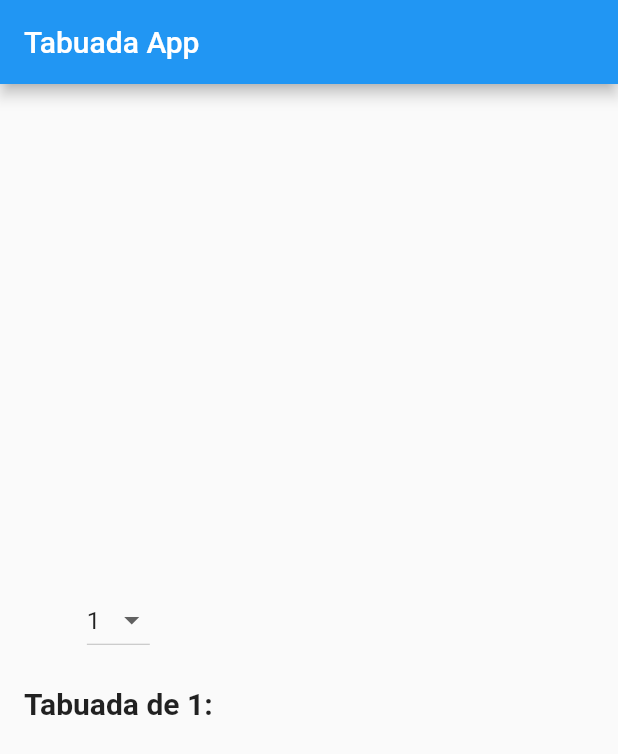
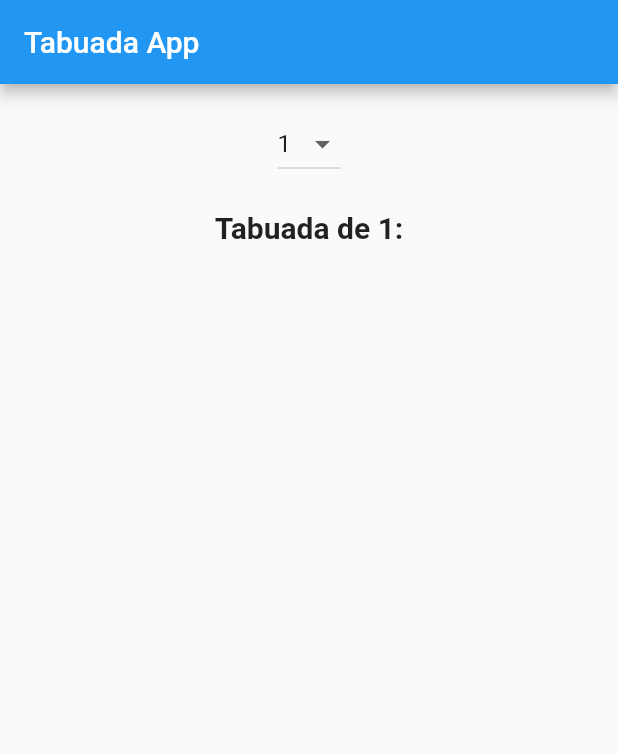
Before and after one commit to CristianoPam/tabuada_insted2023, a Flutter app: the screen it shows after launch, on a phone screen of 412 x 824 dp. Shown: the top 754 px of the screen. Run offline on Flutter 3.47's test engine with Material 2 defaults, Android fonts, the phone set to English and light mode, and no system bars.

Commit message:
sala06102023

```diff
--- a/lib/screens/homepage.dart
+++ b/lib/screens/homepage.dart
@@ -1,5 +1,4 @@
 import 'package:flutter/material.dart';
-
 
 class HomePage extends StatelessWidget {
   const HomePage({super.key});
@@ -37,10 +36,12 @@
 
   @override
   Widget build(BuildContext context) {
-    return Padding(
+    return Center(
+      child: Padding(
         padding: const EdgeInsets.all(16.0),
         child: Column(
-        mainAxisAlignment: MainAxisAlignment.center,
+          // mainAxisAlignment: MainAxisAlignment.center,
+          // crossAxisAlignment: CrossAxisAlignment.start,
           children: <Widget>[
             DropdownButton<int>(
               value: selectedNumber,
@@ -68,13 +69,14 @@
               Column(
                 children: tabuada
                     .map((result) => Text(
-                        '$selectedNumber x ${tabuada.indexOf(result) + 1} = $result',
-                        style: const TextStyle(fontSize: 18),
+                          "$selectedNumber x ${(tabuada.indexOf(result) + 1).toString().padLeft(2, '0')} = ${result.toString().padLeft(2, '0')}",
+                          style: const TextStyle(fontSize: 40),
                         ))
                     .toList(),
               ),
           ],
         ),
+      ),
     );
   }
 }
```
Lines whose indentation alone changed are shown as unchanged.
